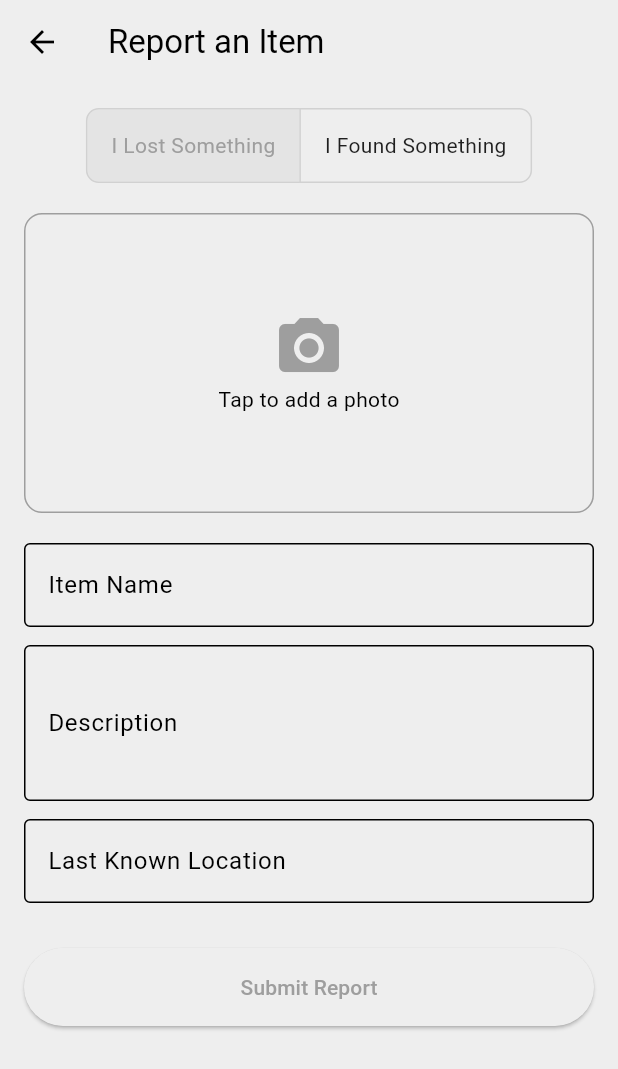
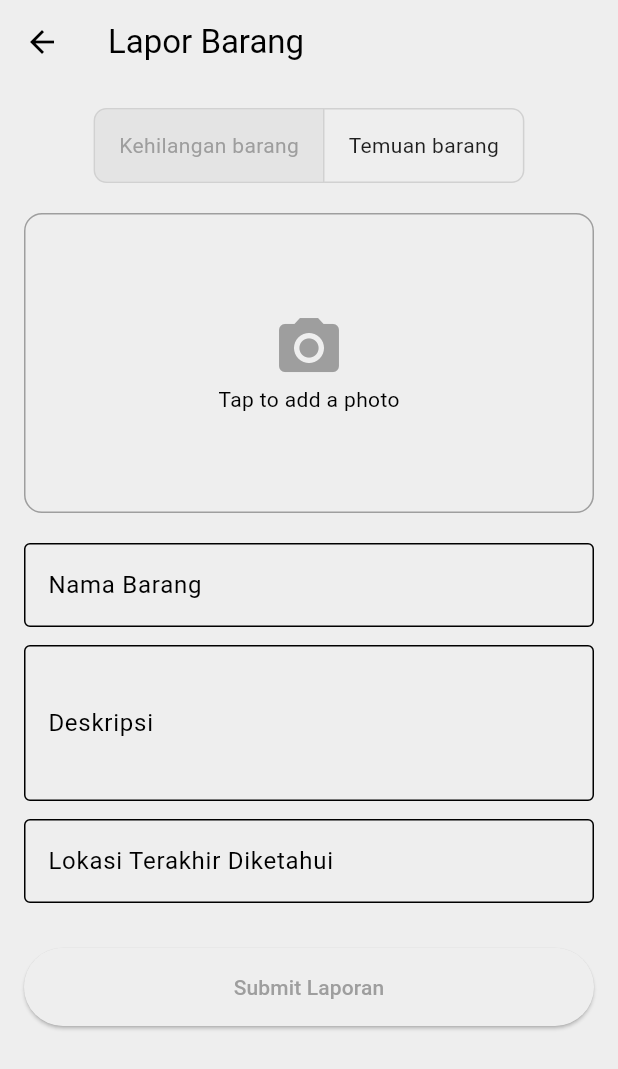
Before and after one commit to MafariT/flutter-lost-and-found, a Flutter app: the AddItemPage screen opened directly, on a phone screen of 412 x 824 dp. Shown: the top 1069 px of the screen. Run offline on Flutter 3.47's test engine with Material 3 defaults, Android fonts, the phone set to English and light mode, and no system bars; our stand-ins replace flutter_dotenv, flutter_riverpod, image_picker, supabase_flutter; accounts and stored records are empty; network calls fail; statements that could not run were skipped.

Commit message:
add item ubah bahasa

```diff
--- a/lib/pages/add_item_page.dart
+++ b/lib/pages/add_item_page.dart
@@ -47,7 +47,7 @@ class _AddItemPageState extends State<AddItemPage> {
           .getPublicUrl(filePath);
       return response;
     } catch (e) {
-      _showError('Image upload failed: $e');
+      _showError('Gagal mengupload gambar: $e');
       return null;
     }
   }
@@ -77,12 +77,12 @@ class _AddItemPageState extends State<AddItemPage> {
 
       await supabase.from('items').insert(data);
 
-      _showSuccess('Item reported successfully!');
+      _showSuccess('Barang berhasil dilaporkan !');
       if (mounted) {
         Navigator.of(context).pop();
       }
     } catch (e) {
-      _showError('Failed to report item: $e');
+      _showError('Laporan gagal !: $e');
     } finally {
       if (mounted) {
         setState(() {
@@ -111,7 +111,7 @@ class _AddItemPageState extends State<AddItemPage> {
   @override
   Widget build(BuildContext context) {
     return Scaffold(
-      appBar: AppBar(title: const Text('Report an Item')),
+      appBar: AppBar(title: const Text('Lapor Barang')),
       body: SingleChildScrollView(
         padding: const EdgeInsets.all(16.0),
         child: Form(
@@ -131,11 +131,11 @@ class _AddItemPageState extends State<AddItemPage> {
                   children: const [
                     Padding(
                       padding: EdgeInsets.symmetric(horizontal: 16),
-                      child: Text('I Lost Something'),
+                      child: Text('Kehilangan barang'),
                     ),
                     Padding(
                       padding: EdgeInsets.symmetric(horizontal: 16),
-                      child: Text('I Found Something'),
+                      child: Text('Temuan barang'),
                     ),
                   ],
                 ),
@@ -175,17 +175,17 @@ class _AddItemPageState extends State<AddItemPage> {
               TextFormField(
                 controller: _nameController,
                 decoration: const InputDecoration(
-                  labelText: 'Item Name',
+                  labelText: 'Nama Barang',
                   border: OutlineInputBorder(),
                 ),
                 validator: (value) =>
-                    value!.isEmpty ? 'Please enter the item name' : null,
+                    value!.isEmpty ? 'Masukkan nama barang' : null,
               ),
               const SizedBox(height: 12),
               TextFormField(
                 controller: _descriptionController,
                 decoration: const InputDecoration(
-                  labelText: 'Description',
+                  labelText: 'Deskripsi',
                   border: OutlineInputBorder(),
                 ),
                 maxLines: 3,
@@ -194,7 +194,7 @@ class _AddItemPageState extends State<AddItemPage> {
               TextFormField(
                 controller: _locationController,
                 decoration: const InputDecoration(
-                  labelText: 'Last Known Location',
+                  labelText: 'Lokasi Terakhir Diketahui',
                   border: OutlineInputBorder(),
                 ),
               ),
@@ -207,7 +207,7 @@ class _AddItemPageState extends State<AddItemPage> {
                 ),
                 child: _isLoading
                     ? const CircularProgressIndicator(color: Colors.white)
-                    : const Text('Submit Report'),
+                    : const Text('Submit Laporan'),
               ),
             ],
           ),
```
